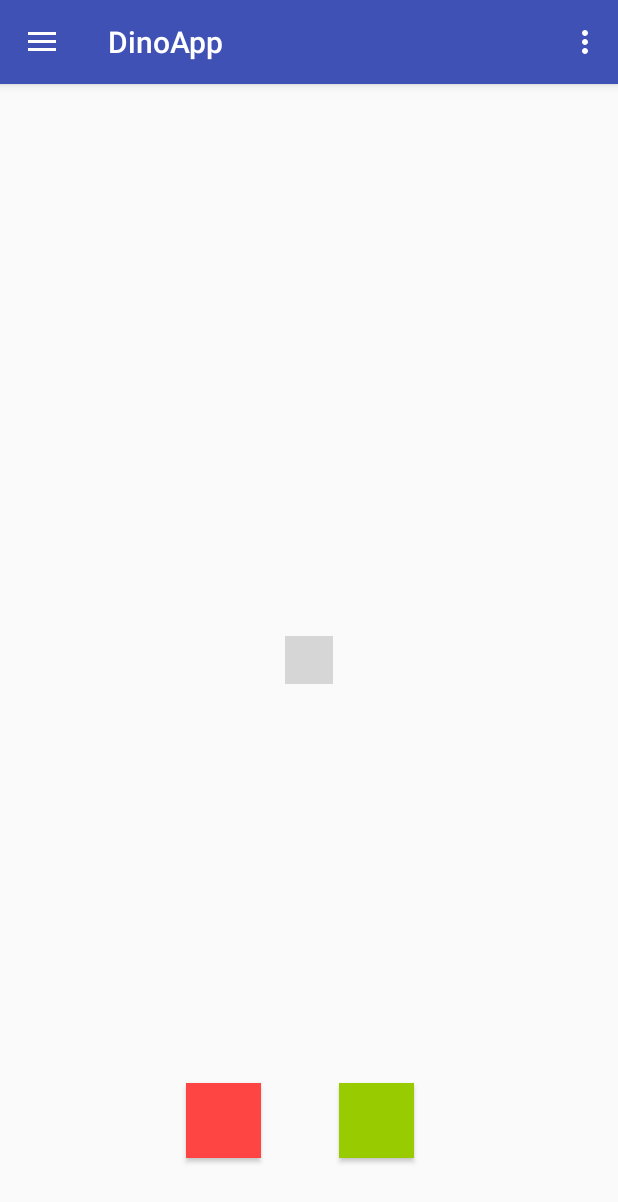
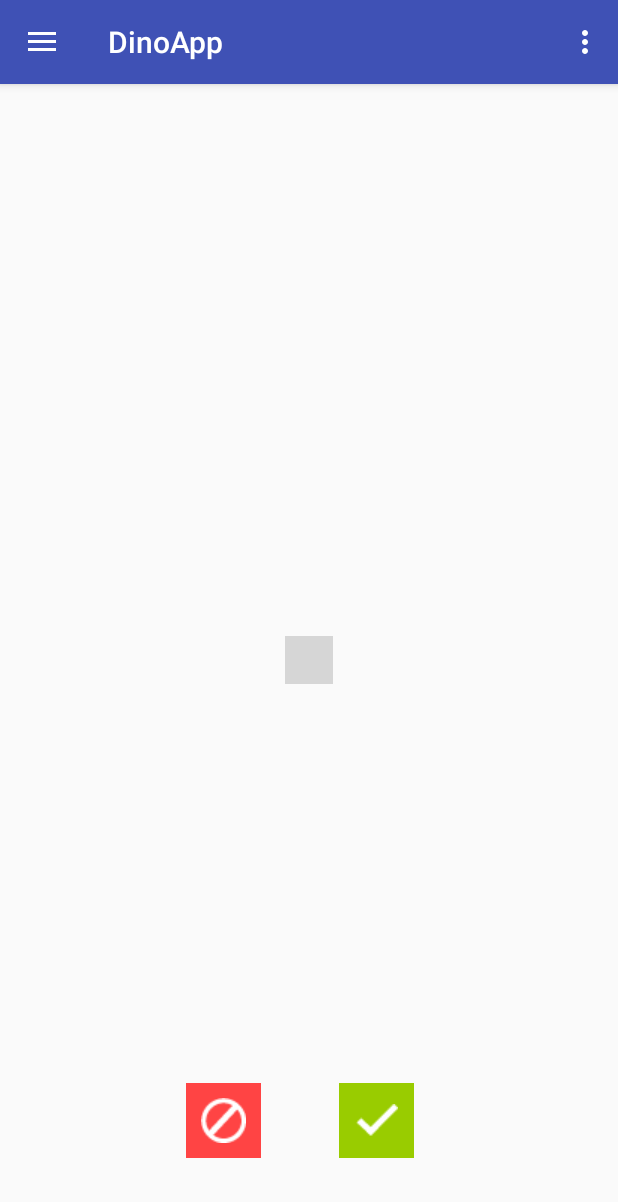
Before and after one commit to Onctaaf/dinos, an Android app: the fragment FirstFragment placed in its activity, on a phone screen of 412 x 824 dp. Shown: the top 1202 px of the screen. Run offline under Robolectric (Android 15) with nearby library versions, the phone set to English and light mode, and no system bars; our stand-ins replace Firebase (no records; nobody signed in at launch, a user with empty details on screens opened directly); libraries missing offline, so code that uses them is left out: com.lorentzos.flingswipe; plain views replace SwipeFlingAdapterView; 8 statements that could not run were skipped; grey boxes are pictures that could not be loaded.

Commit message:
like&dislike

```diff
--- a/app/src/main/java/com/example/baksteen_13/dinopackopening/FirstFragment.java
+++ b/app/src/main/java/com/example/baksteen_13/dinopackopening/FirstFragment.java
@@ -12,6 +12,7 @@ import android.view.View;
 import android.view.ViewGroup;
 import android.widget.ArrayAdapter;
 import android.widget.Button;
+import android.widget.ImageButton;
 import android.widget.TextView;
 import android.widget.Toast;
 
@@ -64,7 +65,7 @@ public class FirstFragment extends Fragment{
         flingContainer.setAdapter(arrayAdapter);
 
 
-        Button dislike = (Button) myView.findViewById(id.btndislike);
+        ImageButton dislike = (ImageButton) myView.findViewById(id.btndislike);
         dislike.setOnClickListener(new View.OnClickListener() {
             @Override
             public void onClick(View v) {
@@ -75,7 +76,7 @@ public class FirstFragment extends Fragment{
             }
         });
 
-        Button like = (Button) myView.findViewById(id.btnlike);
+        ImageButton like = (ImageButton) myView.findViewById(id.btnlike);
 
         like.setOnClickListener(new View.OnClickListener() {
             @Override
--- a/app/src/main/res/layout/activity_main.xml
+++ b/app/src/main/res/layout/activity_main.xml
@@ -21,24 +21,27 @@
         app:rotation_degrees="15.5"
         tools:context=".MyActivity" />
 
-    <Button
+    <ImageButton
+
         android:id="@+id/btndislike"
         android:layout_width="50dp"
         android:layout_height="50dp"
         android:layout_marginBottom="52dp"
         android:layout_marginStart="124dp"
         android:background="@android:color/holo_red_light"
+        android:src="@drawable/dislike"
         app:layout_constraintBottom_toBottomOf="parent"
         app:layout_constraintStart_toStartOf="parent" />
 
 
-    <Button
+    <ImageButton
         android:id="@+id/btnlike"
         android:layout_width="50dp"
         android:layout_height="50dp"
         android:layout_marginBottom="52dp"
         android:layout_marginStart="226dp"
         android:background="@android:color/holo_green_light"
+        android:src="@drawable/like"
         app:layout_constraintBottom_toBottomOf="parent"
         app:layout_constraintStart_toStartOf="parent" />
 </android.support.constraint.ConstraintLayout>
--- a/app/src/main/res/menu/activity_burger_drawer.xml
+++ b/app/src/main/res/menu/activity_burger_drawer.xml
@@ -6,15 +6,15 @@
     <group android:checkableBehavior="single">
         <item
             android:id="@+id/nav_first_layout"
-            android:icon="@drawable/ic_menu_camera"
+            android:icon="@drawable/swipe"
             android:title="Dinos keuren" />
         <item
             android:id="@+id/nav_second_layout"
-            android:icon="@drawable/ic_menu_gallery"
+            android:icon="@drawable/match"
             android:title="Resultaten" />
         <item
             android:id="@+id/nav_third_layout"
-            android:icon="@drawable/ic_menu_slideshow"
+            android:icon="@drawable/settings"
             android:title="Instellingen" />
     </group>
 
```
Also changed, not shown: app/src/main/res/drawable/dislike.png (added), app/src/main/res/drawable/like.png (added).
